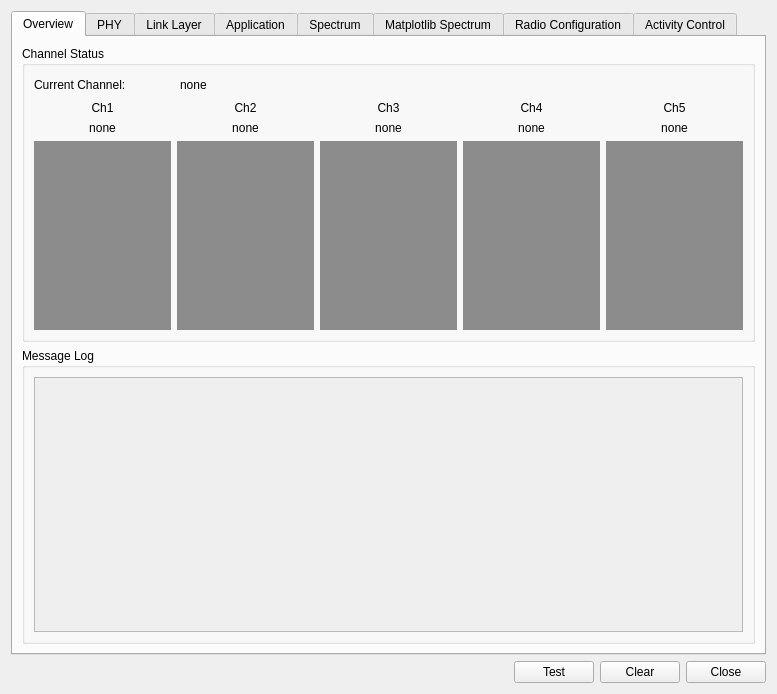
Qt form components/pySysMoCo/gui.ui (andrepuschmann/OSPECORR) before a commit.
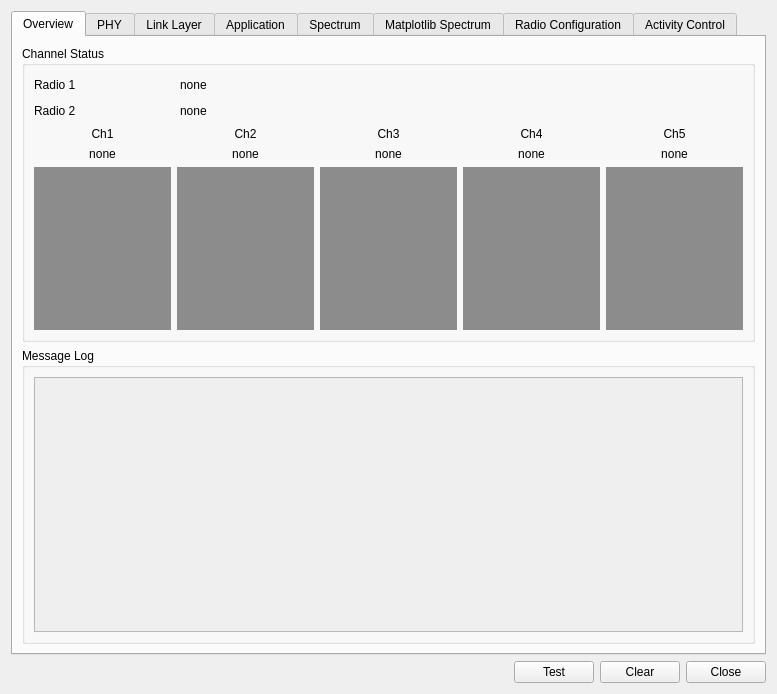
The same form after that commit.

Commit message: pysysmoco: display radio configuration for two transceivers

Diff of the .ui file:
```diff
--- a/components/pySysMoCo/gui.ui
+++ b/components/pySysMoCo/gui.ui
@@ -80,9 +80,68 @@
            </property>
            <layout class="QVBoxLayout" name="verticalLayout_7">
             <item>
-             <layout class="QHBoxLayout" name="horizontalLayout_3">
-              <item>
-               <widget class="QLabel" name="currentChannelLabel">
+             <layout class="QGridLayout" name="gridLayout_7">
+              <item row="0" column="1">
+               <spacer name="horizontalSpacer_2">
+                <property name="orientation">
+                 <enum>Qt::Horizontal</enum>
+                </property>
+                <property name="sizeType">
+                 <enum>QSizePolicy::Fixed</enum>
+                </property>
+                <property name="sizeHint" stdset="0">
+                 <size>
+                  <width>20</width>
+                  <height>20</height>
+                 </size>
+                </property>
+               </spacer>
+              </item>
+              <item row="1" column="1">
+               <spacer name="horizontalSpacer_47">
+                <property name="orientation">
+                 <enum>Qt::Horizontal</enum>
+                </property>
+                <property name="sizeType">
+                 <enum>QSizePolicy::Fixed</enum>
+                </property>
+                <property name="sizeHint" stdset="0">
+                 <size>
+                  <width>20</width>
+                  <height>20</height>
+                 </size>
+                </property>
+               </spacer>
+              </item>
+              <item row="0" column="2">
+               <widget class="QLabel" name="channelRadio0">
+                <property name="text">
+                 <string>none</string>
+                </property>
+               </widget>
+              </item>
+              <item row="1" column="2">
+               <widget class="QLabel" name="channelRadio1">
+                <property name="text">
+                 <string>none</string>
+                </property>
+               </widget>
+              </item>
+              <item row="0" column="3">
+               <spacer name="horizontalSpacer_3">
+                <property name="orientation">
+                 <enum>Qt::Horizontal</enum>
+                </property>
+                <property name="sizeHint" stdset="0">
+                 <size>
+                  <width>40</width>
+                  <height>20</height>
+                 </size>
+                </property>
+               </spacer>
+              </item>
+              <item row="0" column="0">
+               <widget class="QLabel" name="channelRadio0Label">
                 <property name="minimumSize">
                  <size>
                   <width>120</width>
@@ -96,35 +155,19 @@
                  </size>
                 </property>
                 <property name="text">
-                 <string>Current Channel:</string>
+                 <string>Radio 1</string>
                 </property>
                </widget>
               </item>
-              <item>
-               <spacer name="horizontalSpacer_2">
-                <property name="orientation">
-                 <enum>Qt::Horizontal</enum>
-                </property>
-                <property name="sizeType">
-                 <enum>QSizePolicy::Fixed</enum>
-                </property>
-                <property name="sizeHint" stdset="0">
-                 <size>
-                  <width>20</width>
-                  <height>20</height>
-                 </size>
-                </property>
-               </spacer>
-              </item>
-              <item>
-               <widget class="QLabel" name="currentChannel">
+              <item row="1" column="0">
+               <widget class="QLabel" name="channelRadio1Label">
                 <property name="text">
-                 <string>none</string>
+                 <string>Radio 2</string>
                 </property>
                </widget>
               </item>
-              <item>
-               <spacer name="horizontalSpacer_3">
+              <item row="1" column="3">
+               <spacer name="horizontalSpacer_48">
                 <property name="orientation">
                  <enum>Qt::Horizontal</enum>
                 </property>
```
